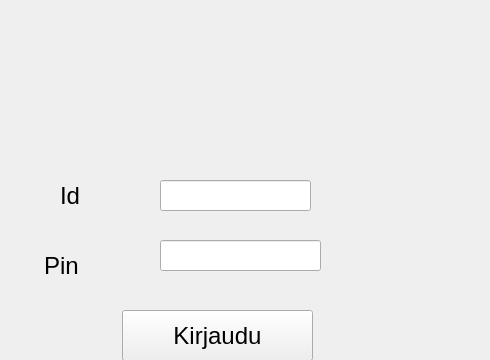
This is PankkiProjekti/mainwindow.ui in tvt20kmo-ohjelmistokehitysprojekti/Group8 as Qt 5 draws it before an edit; both pictures show x 110 to 600 and y 0 to 360 of the 600 by 600 pixel window. The edited form follows.
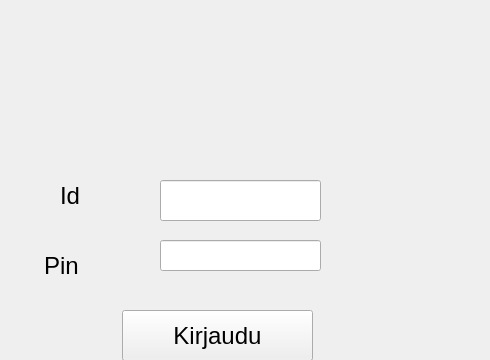
This is the edited form.

Diff of the .ui file:
```diff
--- a/PankkiProjekti/mainwindow.ui
+++ b/PankkiProjekti/mainwindow.ui
@@ -73,8 +73,8 @@
      <rect>
       <x>270</x>
       <y>180</y>
-      <width>151</width>
-      <height>31</height>
+      <width>161</width>
+      <height>41</height>
      </rect>
     </property>
    </widget>
```
Left out of the diff: 18 changed lines with no effect on the pictures.
